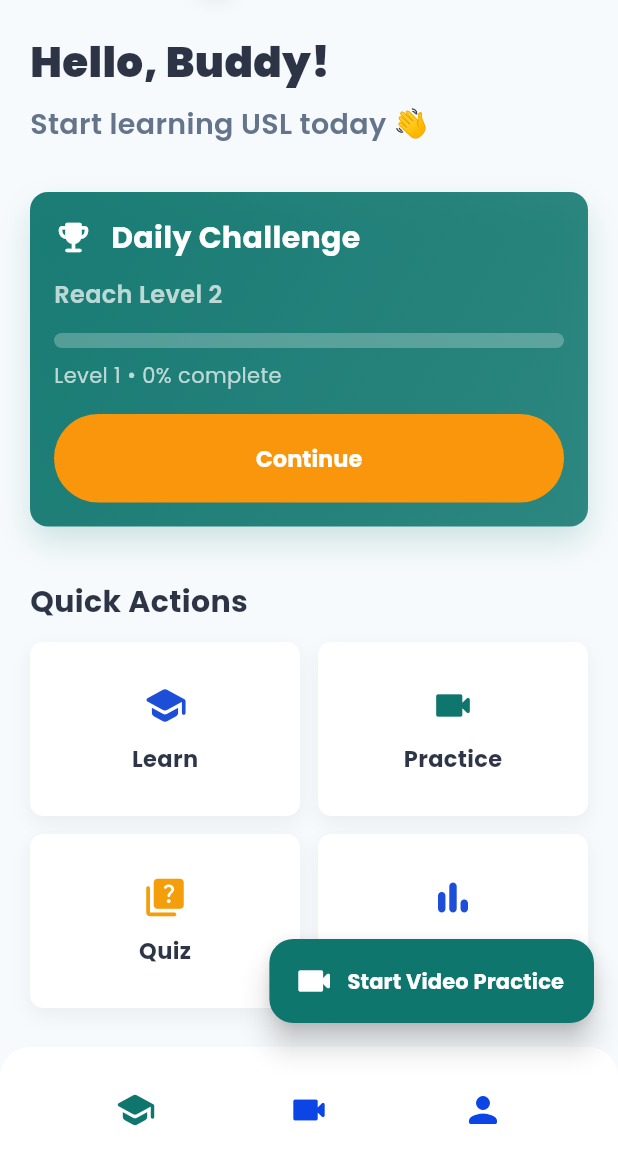
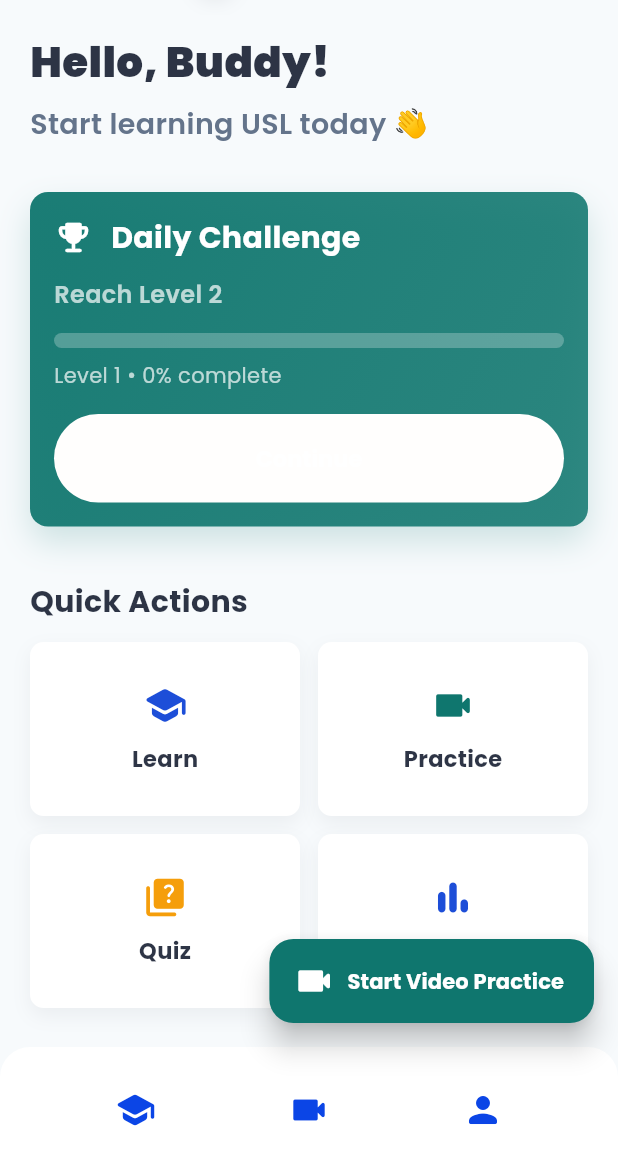
Before and after one commit to Tina-marion/usl_tutor, a Flutter app: the HomeScreen screen opened by its route, on a phone screen of 412 x 824 dp, the part 69-1236 px from its top. Run offline on Flutter 3.47's test engine with Material 3 defaults, Android fonts, the phone set to English and light mode, and no system bars; drawn by our look-alikes of flutter_animate; our stand-ins replace camera, chewie, fl_chart, google_fonts, shared_preferences, video_player; missing offline and left inert: flutter_onnxruntime, video_thumbnail; accounts and stored records are empty.

Commit message:
ft:changes

```diff
--- a/lib/screens/home_screen.dart
+++ b/lib/screens/home_screen.dart
@@ -165,7 +165,7 @@ class _HomeScreenState extends State<HomeScreen> {
           children: [
             IconButton(
                 icon: Icon(Icons.school_rounded,
-                    color: AppConstants.primaryColor, size: 28),
+                    color: const Color.fromARGB(255, 11, 69, 230), size: 28),
                 onPressed: () => _openAndRefresh('/learning')),
             IconButton(
                 icon: Icon(Icons.videocam_rounded,
@@ -351,7 +351,7 @@ class _DailyChallengeCard extends StatelessWidget {
             child: ElevatedButton(
               onPressed: onStartChallenge,
               style: ElevatedButton.styleFrom(
-                backgroundColor: const Color.fromARGB(255, 250, 150, 11),
+                backgroundColor: const Color.fromARGB(255, 255, 254, 253),
                 foregroundColor: Colors.white,
                 padding: const EdgeInsets.symmetric(vertical: 18),
                 shape: RoundedRectangleBorder(
```
